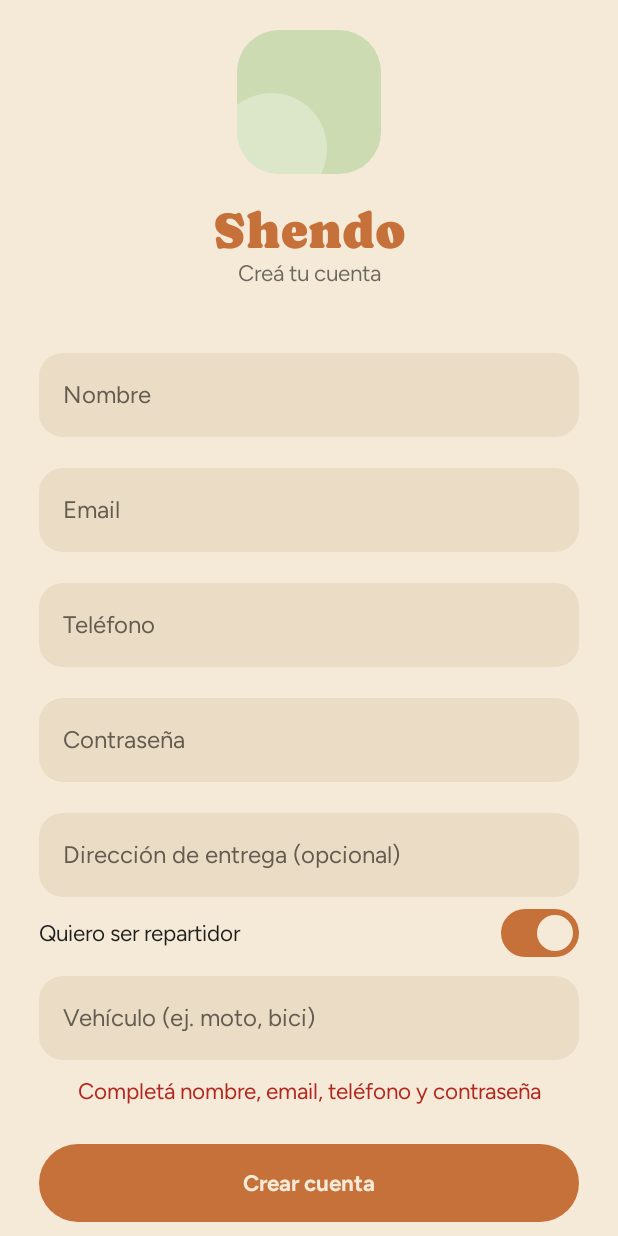
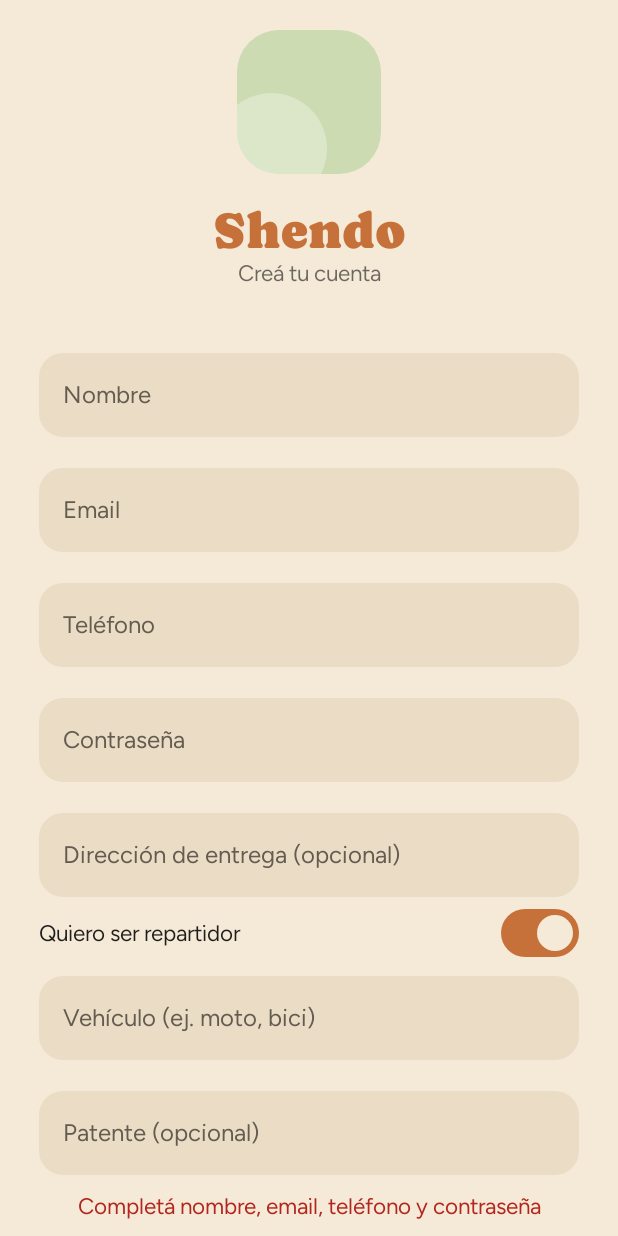
Before and after one commit to luchoquiroga/Shendo-Mobile, an Android app built with Jetpack Compose: the screen it shows after launch (MainActivity), after a tap on "Crear cuenta", on a phone screen of 412 x 824 dp. Run offline under Robolectric (Android 15) with nearby library versions, the phone set to English and light mode, and no system bars; pictures from the network do not load; 3 other taps on this screen came first.

Commit message:
Patente del repartidor en registro, perfil y pantalla principal
Campo opcional (hasta 15, mismo límite que el back) al registrarse como
repartidor y al editar el vehículo en Perfil; se muestra junto al vehículo.
CampoTexto suma `mayusculas`: pide mayúsculas al teclado en vez de
transformar el texto en onChange, que perdía letras mientras el IME compone.

Co-Authored-By: Claude Opus 5.5 <noreply@anthropic.com>

```diff
--- a/app/src/main/java/com/admin_gym/mobile_shendo/data/Models.kt
+++ b/app/src/main/java/com/admin_gym/mobile_shendo/data/Models.kt
@@ -15,6 +15,7 @@ data class Session(
 /** Datos de la cuenta de repartidor (GET/PATCH /api/repartidor/estado/). */
 data class EstadoRepartidor(
     val vehiculo: String,
+    val patente: String,
     val disponible: Boolean,
 )
 
--- a/app/src/main/java/com/admin_gym/mobile_shendo/ui/AuthScreen.kt
+++ b/app/src/main/java/com/admin_gym/mobile_shendo/ui/AuthScreen.kt
@@ -45,9 +45,13 @@ fun AuthScreen(vm: MainViewModel) {
 
     var repartidor by rememberSaveable { mutableStateOf(false) }
     var vehiculo by rememberSaveable { mutableStateOf("") }
+    var patente by rememberSaveable { mutableStateOf("") }
 
     val enviar = {
-        if (registrando) vm.registro(nombre, email, telefono, contrasena, direccion, if (repartidor) vehiculo else null)
+        if (registrando) {
+            if (repartidor) vm.registro(nombre, email, telefono, contrasena, direccion, vehiculo, patente)
+            else vm.registro(nombre, email, telefono, contrasena, direccion)
+        }
         else vm.login(email, contrasena)
     }
 
@@ -123,6 +127,13 @@ fun AuthScreen(vm: MainViewModel) {
                         valor = vehiculo,
                         onChange = { vehiculo = it },
                         label = "Vehículo (ej. moto, bici)",
+                    )
+                    Spacer(Modifier.height(12.dp))
+                    CampoTexto(
+                        valor = patente,
+                        onChange = { patente = it },
+                        label = "Patente (opcional)",
+                        mayusculas = true,
                         imeAction = ImeAction.Done,
                         onDone = { enviar() },
                     )
--- a/app/src/main/java/com/admin_gym/mobile_shendo/ui/Componentes.kt
+++ b/app/src/main/java/com/admin_gym/mobile_shendo/ui/Componentes.kt
@@ -43,6 +43,7 @@ import androidx.compose.ui.Modifier
 import androidx.compose.ui.draw.clip
 import androidx.compose.ui.graphics.Color
 import androidx.compose.ui.text.input.ImeAction
+import androidx.compose.ui.text.input.KeyboardCapitalization
 import androidx.compose.ui.text.input.KeyboardType
 import androidx.compose.ui.text.input.VisualTransformation
 import androidx.compose.ui.text.style.TextAlign
@@ -182,6 +183,8 @@ fun CampoTexto(
     imeAction: ImeAction = ImeAction.Next,
     onDone: (() -> Unit)? = null,
     visualTransformation: VisualTransformation = VisualTransformation.None,
+    // Pide mayúsculas al teclado: transformar el texto en onChange pierde letras mientras el IME compone.
+    mayusculas: Boolean = false,
 ) {
     OutlinedTextField(
         value = valor,
@@ -190,7 +193,11 @@ fun CampoTexto(
         singleLine = true,
         shape = Organic.radiusMd,
         visualTransformation = visualTransformation,
-        keyboardOptions = KeyboardOptions(keyboardType = teclado, imeAction = imeAction),
+        keyboardOptions = KeyboardOptions(
+            capitalization = if (mayusculas) KeyboardCapitalization.Characters else KeyboardCapitalization.Unspecified,
+            keyboardType = teclado,
+            imeAction = imeAction,
+        ),
         keyboardActions = KeyboardActions(onDone = { onDone?.invoke() }),
         colors = OutlinedTextFieldDefaults.colors(
             focusedContainerColor = Organic.surface,
--- a/app/src/main/java/com/admin_gym/mobile_shendo/ui/RepartidorApp.kt
+++ b/app/src/main/java/com/admin_gym/mobile_shendo/ui/RepartidorApp.kt
@@ -122,8 +122,10 @@ private fun DisponiblesScreen(vm: MainViewModel) {
                                 style = MaterialTheme.typography.titleMedium,
                                 color = Organic.text,
                             )
-                            vm.estadoRepartidor?.vehiculo?.takeIf { it.isNotBlank() }?.let {
-                                Text("Vehículo: $it", style = MaterialTheme.typography.bodySmall, color = Organic.textMuted)
+                            vm.estadoRepartidor?.let { e ->
+                                listOfNotNull(e.vehiculo.ifBlank { null }, e.patente.ifBlank { null })
+                                    .takeIf { it.isNotEmpty() }
+                                    ?.let { Text(it.joinToString(" · "), style = MaterialTheme.typography.bodySmall, color = Organic.textMuted) }
                             }
                         }
                         Switch(
```
Also changed, not shown: app/src/main/java/com/admin_gym/mobile_shendo/data/ApiClient.kt (+11 -2 lines), app/src/main/java/com/admin_gym/mobile_shendo/ui/MainViewModel.kt (+13 -3 lines), app/src/main/java/com/admin_gym/mobile_shendo/ui/PerfilScreen.kt (+23 -2 lines).
